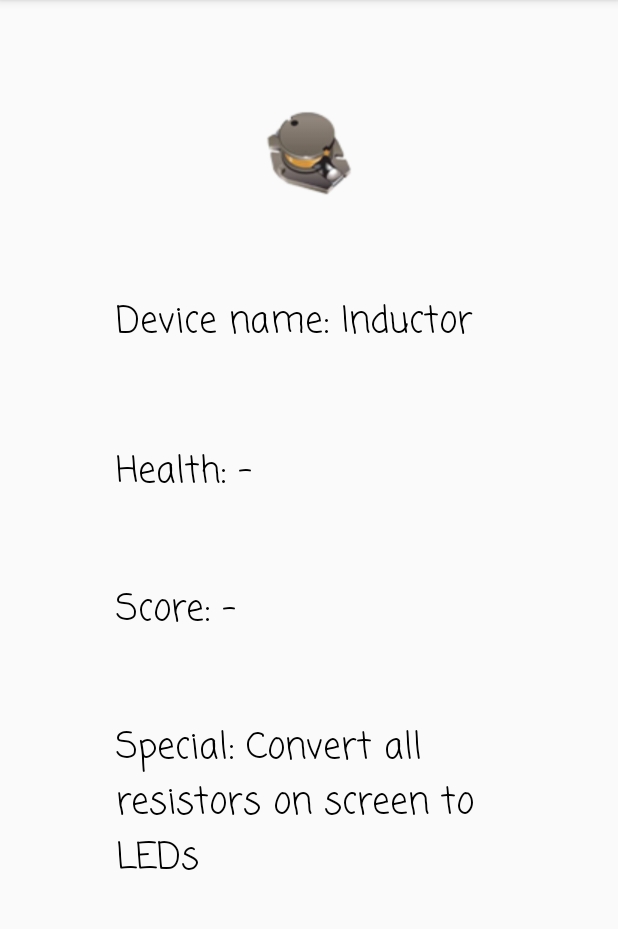
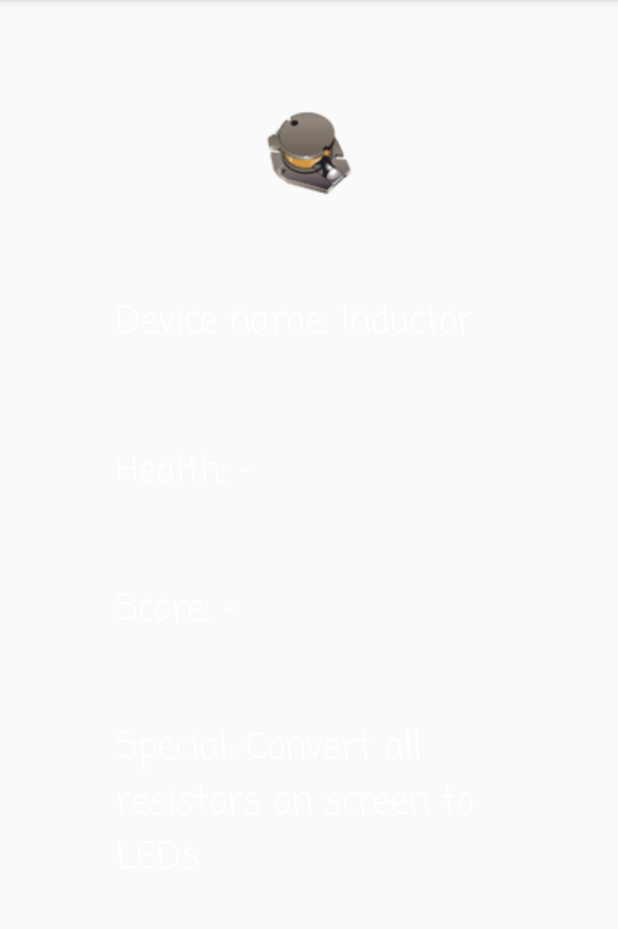
Before and after one commit to DerekFei/ECE452, an Android app: the fragment HelpFragment4 shown on its own in the app's theme, on a phone screen of 412 x 824 dp, the part 84-1013 px from its top. Run offline under Robolectric (Android 15) with nearby library versions, the phone set to English and light mode, and no system bars.

Commit message:
image fix

```diff
--- a/app/src/main/res/layout/help_fragment_4.xml
+++ b/app/src/main/res/layout/help_fragment_4.xml
@@ -43,7 +43,7 @@
             app:layout_constraintStart_toStartOf="parent"
             app:layout_constraintTop_toTopOf="parent"
             app:layout_constraintVertical_bias="0.109"
-            app:srcCompat="@drawable/inductor" />
+            android:src="@drawable/inductor" />
 
         <TextView
             android:id="@+id/textView1"
@@ -55,7 +55,7 @@
             android:layout_marginBottom="8dp"
             android:fontFamily="casual"
             android:text="Device name: Inductor"
-            android:textColor="#000"
+            android:textColor="@android:color/white"
             android:textSize="24sp"
             app:layout_constraintBottom_toBottomOf="@+id/videoView"
             app:layout_constraintEnd_toEndOf="parent"
@@ -73,7 +73,7 @@
             android:layout_marginEnd="8dp"
             android:fontFamily="casual"
             android:text="Health: -"
-            android:textColor="#000"
+            android:textColor="@android:color/white"
             android:textSize="24sp"
             app:layout_constraintEnd_toEndOf="parent"
             app:layout_constraintHorizontal_bias="0.496"
@@ -89,7 +89,7 @@
             android:layout_marginEnd="8dp"
             android:fontFamily="casual"
             android:text="Score: -"
-            android:textColor="#000"
+            android:textColor="@android:color/white"
             android:textSize="24sp"
             app:layout_constraintEnd_toEndOf="parent"
             app:layout_constraintHorizontal_bias="0.496"
@@ -103,10 +103,9 @@
             android:layout_marginStart="8dp"
             android:layout_marginTop="480dp"
             android:layout_marginEnd="8dp"
-            android:layout_marginBottom="214dp"
             android:fontFamily="casual"
             android:text="Special: Convert all resistors on screen to LEDs"
-            android:textColor="#000"
+            android:textColor="@android:color/white"
             android:textSize="24sp"
             app:layout_constraintEnd_toEndOf="parent"
             app:layout_constraintHorizontal_bias="0.496"
```
Also changed, not shown: app/src/main/res/layout/help_fragment_1.xml (+5 -5 lines), app/src/main/res/layout/help_fragment_2.xml (+5 -5 lines), app/src/main/res/layout/help_fragment_3.xml (+6 -5 lines).
